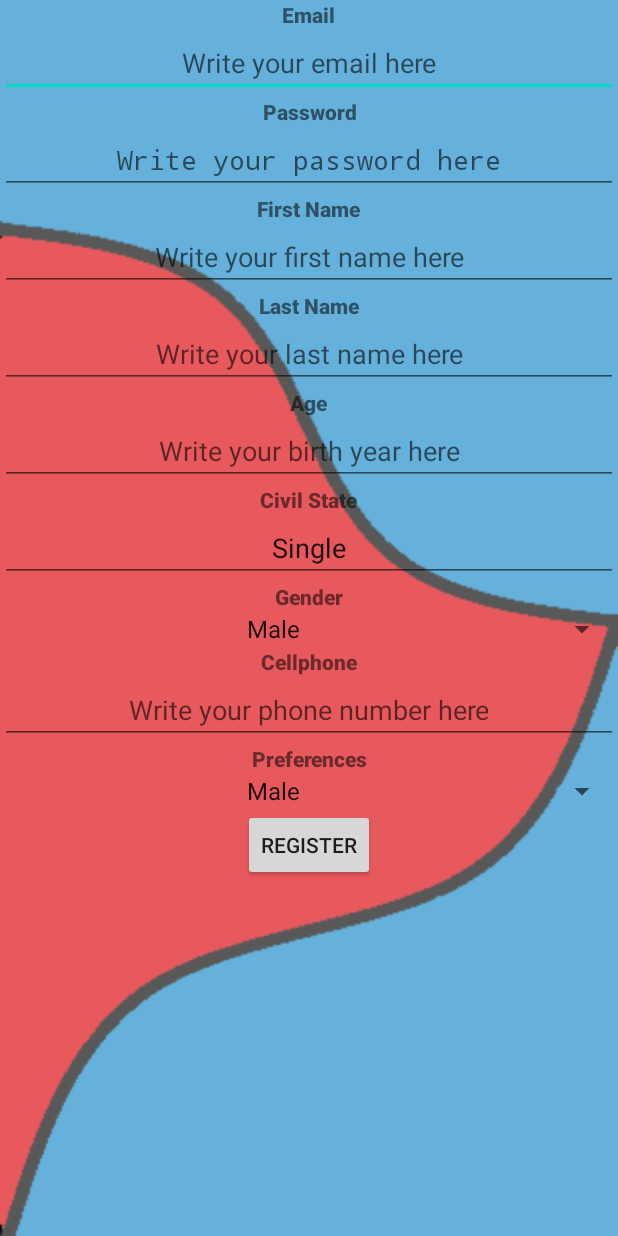
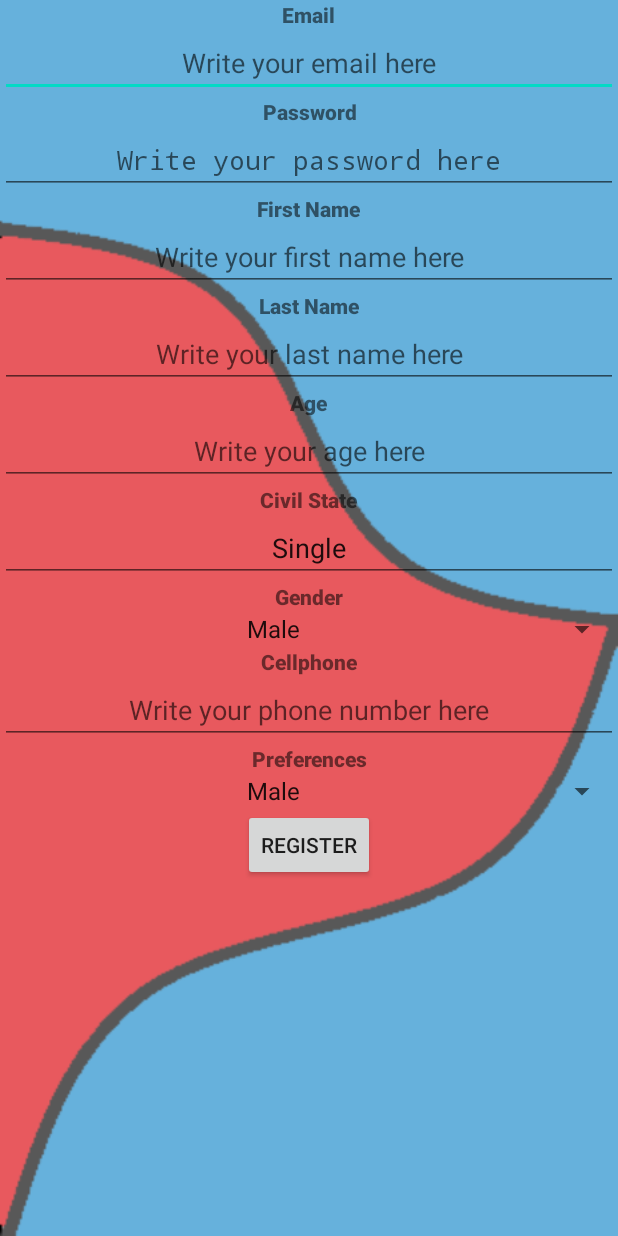
Before and after one commit to monteiro141/PDM_GRUPO, an Android app: the Register screen opened directly, with no data from a screen before it, on a phone screen of 412 x 824 dp. Run offline under Robolectric (Android 15) with nearby library versions, the phone set to English and light mode, and no system bars; our stand-ins replace Firebase (no records; nobody signed in at launch, a user with empty details on screens opened directly).

Commit message:
update register.xml

```diff
--- a/ResTinder/app/src/main/res/layout/register.xml
+++ b/ResTinder/app/src/main/res/layout/register.xml
@@ -146,7 +146,7 @@
                 android:id="@+id/birthDateRegister"
                 android:layout_width="fill_parent"
                 android:layout_height="wrap_content"
-                android:hint="Write your birth year here"
+                android:hint="Write your age here"
                 android:inputType="date"
                 android:textAlignment="center" />
 
```
